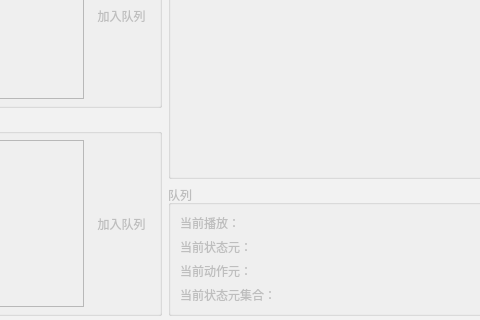
First picture: the form in DrillGIFActionSequenceEditor/Source/ActionSeqModule/playingPart/p_PlayingPart.ui, repository DrillUp/DrillGIFActionSequenceEditor, before the edit; both pictures show x 162 to 642 and y 262 to 582 of the 900 by 582 pixel window.
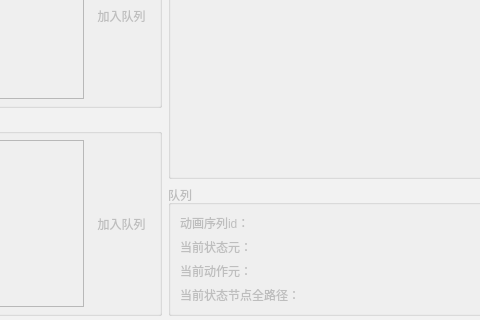
Second picture: the form after the edit. Icons and pictures are not drawn.

```diff
--- a/DrillGIFActionSequenceEditor/Source/ActionSeqModule/playingPart/p_PlayingPart.ui
+++ b/DrillGIFActionSequenceEditor/Source/ActionSeqModule/playingPart/p_PlayingPart.ui
@@ -630,7 +630,7 @@
             <item row="0" column="0">
              <widget class="QLabel" name="label_2">
               <property name="text">
-               <string>当前播放：</string>
+               <string>动画序列id：</string>
               </property>
              </widget>
             </item>
@@ -651,7 +651,7 @@
             <item row="3" column="0">
              <widget class="QLabel" name="label_5">
               <property name="text">
-               <string>当前状态元集合：</string>
+               <string>当前状态节点全路径：</string>
               </property>
              </widget>
             </item>
```
Left out of the diff: 17 changed lines with no effect on the pictures.
